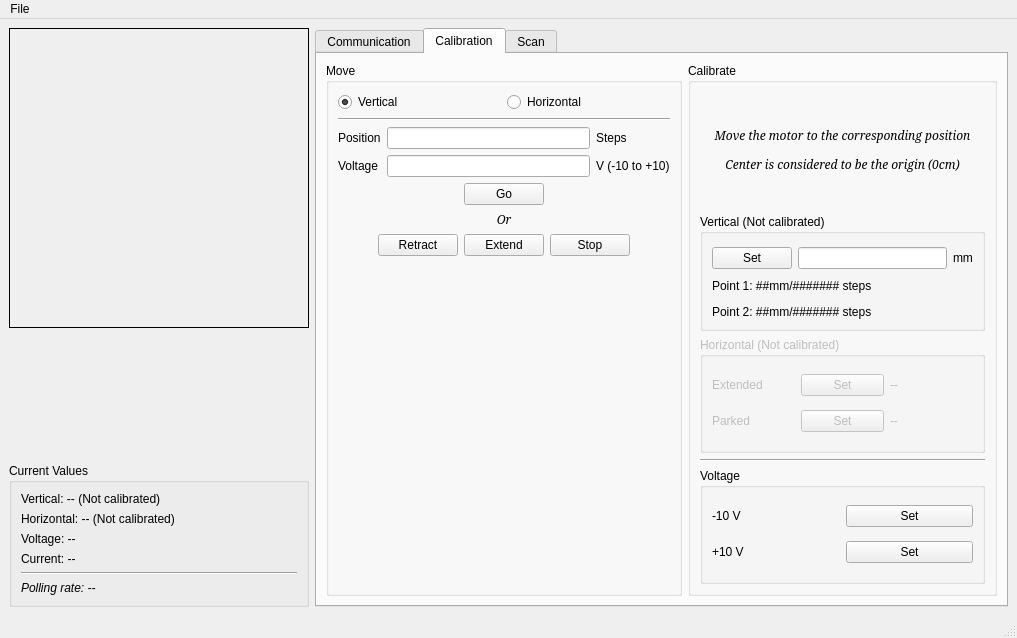
Qt form designer/MainWindow.ui (DanielWinklehner/emittance-scanner-daq) before a commit.
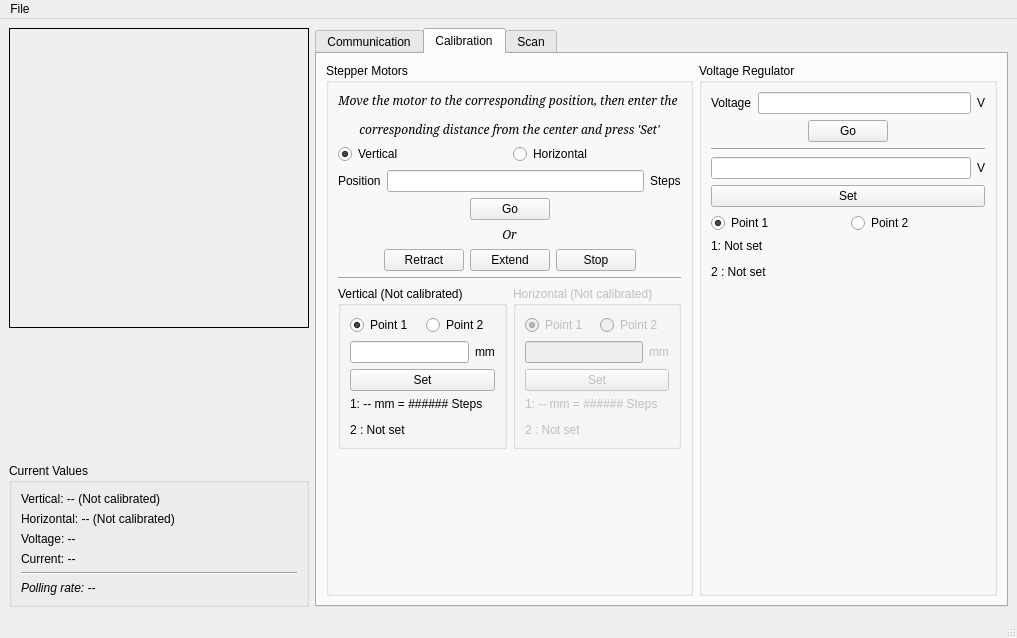
The same form after that commit. The open tabs and pages were chosen to show the change. Icons and pictures are not drawn.

Patch:
```diff
--- a/designer/MainWindow.ui
+++ b/designer/MainWindow.ui
@@ -453,9 +453,25 @@
         <item>
          <widget class="QGroupBox" name="groupBox">
           <property name="title">
-           <string>Move</string>
+           <string>Stepper Motors</string>
           </property>
           <layout class="QVBoxLayout" name="verticalLayout_3">
+           <item>
+            <widget class="QLabel" name="label_55">
+             <property name="font">
+              <font>
+               <family>MS Serif</family>
+               <italic>true</italic>
+              </font>
+             </property>
+             <property name="text">
+              <string>&lt;html&gt;&lt;head/&gt;&lt;body&gt;&lt;p&gt;Move the motor to the corresponding position, then enter the &lt;/p&gt;&lt;p&gt;corresponding distance from the center and press 'Set'&lt;/p&gt;&lt;/body&gt;&lt;/html&gt;</string>
+             </property>
+             <property name="alignment">
+              <set>Qt::AlignCenter</set>
+             </property>
+            </widget>
+           </item>
            <item>
             <layout class="QHBoxLayout" name="horizontalLayout">
              <item>
@@ -478,42 +494,15 @@
             </layout>
            </item>
            <item>
-            <widget class="Line" name="line_3">
-             <property name="orientation">
-              <enum>Qt::Horizontal</enum>
-             </property>
-            </widget>
-           </item>
+            <layout class="QHBoxLayout" name="horizontalLayout_31">
            <item>
-            <layout class="QGridLayout" name="gridLayout_2">
-             <item row="1" column="0">
-              <widget class="QLabel" name="label_20">
-               <property name="text">
-                <string>Voltage</string>
-               </property>
-              </widget>
-             </item>
-             <item row="0" column="0">
               <widget class="QLabel" name="label_19">
                <property name="text">
                 <string>Position</string>
                </property>
               </widget>
              </item>
-             <item row="1" column="1">
-              <widget class="QLineEdit" name="txtMoveV">
-               <property name="text">
-                <string/>
-               </property>
-               <property name="maxLength">
-                <number>20</number>
-               </property>
-               <property name="alignment">
-                <set>Qt::AlignCenter</set>
-               </property>
-              </widget>
-             </item>
-             <item row="0" column="1">
+             <item>
               <widget class="QLineEdit" name="txtMovePos">
                <property name="text">
                 <string/>
@@ -526,20 +515,13 @@
                </property>
               </widget>
              </item>
-             <item row="0" column="2">
+             <item>
               <widget class="QLabel" name="label_24">
                <property name="text">
                 <string>Steps</string>
                </property>
               </widget>
              </item>
-             <item row="1" column="2">
-              <widget class="QLabel" name="label_25">
-               <property name="text">
-                <string>V (-10 to +10)</string>
-               </property>
-              </widget>
-             </item>
             </layout>
            </item>
            <item>
@@ -647,67 +629,53 @@
             </layout>
            </item>
            <item>
-            <spacer name="verticalSpacer_6">
+            <widget class="Line" name="line_16">
              <property name="orientation">
-              <enum>Qt::Vertical</enum>
+              <enum>Qt::Horizontal</enum>
              </property>
-             <property name="sizeHint" stdset="0">
-              <size>
-               <width>20</width>
-               <height>40</height>
-              </size>
-             </property>
-            </spacer>
-           </item>
-          </layout>
          </widget>
         </item>
         <item>
-         <widget class="QGroupBox" name="groupBox_7">
-          <property name="enabled">
-           <bool>true</bool>
-          </property>
-          <property name="title">
-           <string>Calibrate</string>
-          </property>
-          <layout class="QVBoxLayout" name="verticalLayout_9">
-           <item>
-            <widget class="QLabel" name="label_55">
-             <property name="font">
-              <font>
-               <family>MS Serif</family>
-               <italic>true</italic>
-              </font>
-             </property>
-             <property name="text">
-              <string>&lt;html&gt;&lt;head/&gt;&lt;body&gt;&lt;p&gt;Move the motor to the corresponding position&lt;/p&gt;&lt;p&gt;Center is considered to be the origin (0cm)&lt;/p&gt;&lt;/body&gt;&lt;/html&gt;</string>
-             </property>
-             <property name="alignment">
-              <set>Qt::AlignCenter</set>
-             </property>
-            </widget>
-           </item>
+            <layout class="QHBoxLayout" name="horizontalLayout_33">
            <item>
             <widget class="QGroupBox" name="gbVCalib">
              <property name="title">
               <string>Vertical (Not calibrated)</string>
              </property>
-             <layout class="QVBoxLayout" name="verticalLayout_23">
+               <layout class="QVBoxLayout" name="verticalLayout_9">
+                <item>
+                 <layout class="QHBoxLayout" name="horizontalLayout_35">
+                  <item>
+                   <widget class="QRadioButton" name="rbVCalibPt1">
+                    <property name="text">
+                     <string>Point 1</string>
+                    </property>
+                    <property name="checked">
+                     <bool>true</bool>
+                    </property>
+                   </widget>
+                  </item>
+                  <item>
+                   <widget class="QRadioButton" name="rbVCalibPt2">
+                    <property name="text">
+                     <string>Point 2</string>
+                    </property>
+                    <property name="checked">
+                     <bool>false</bool>
+                    </property>
+                   </widget>
+                  </item>
+                 </layout>
+                </item>
               <item>
                <layout class="QHBoxLayout" name="horizontalLayout_28">
                 <item>
-                 <widget class="QPushButton" name="btnVExtend">
-                  <property name="enabled">
-                   <bool>true</bool>
-                  </property>
-                  <property name="text">
-                   <string>Set</string>
+                   <widget class="QLineEdit" name="txtVCalib">
+                    <property name="alignment">
+                     <set>Qt::AlignCenter</set>
                   </property>
                  </widget>
                 </item>
-                <item>
-                 <widget class="QLineEdit" name="lineEdit_4"/>
-                </item>
                 <item>
                  <widget class="QLabel" name="label_47">
                   <property name="text">
@@ -718,9 +686,19 @@
                </layout>
               </item>
               <item>
-               <widget class="QLabel" name="label_44">
+                 <widget class="QPushButton" name="btnVCalibSet">
+                  <property name="enabled">
+                   <bool>true</bool>
+                  </property>
                 <property name="text">
-                 <string>&lt;html&gt;&lt;head/&gt;&lt;body&gt;&lt;p&gt;Point 1: ##mm/####### steps&lt;/p&gt;&lt;p&gt;Point 2: ##mm/####### steps&lt;/p&gt;&lt;/body&gt;&lt;/html&gt;</string>
+                   <string>Set</string>
+                  </property>
+                 </widget>
+                </item>
+                <item>
+                 <widget class="QLabel" name="lblVCalib">
+                  <property name="text">
+                   <string>&lt;html&gt;&lt;head/&gt;&lt;body&gt;&lt;p&gt;1: -- mm = ###### Steps&lt;/p&gt;&lt;p&gt;2 : Not set&lt;/p&gt;&lt;/body&gt;&lt;/html&gt;</string>
                 </property>
                </widget>
               </item>
@@ -735,26 +713,51 @@
              <property name="title">
               <string>Horizontal (Not calibrated)</string>
              </property>
-             <layout class="QGridLayout" name="gridLayout_8">
-              <item row="0" column="0">
-               <widget class="QLabel" name="label_51">
+               <layout class="QVBoxLayout" name="verticalLayout_23">
+                <item>
+                 <layout class="QHBoxLayout" name="horizontalLayout_36">
+                  <item>
+                   <widget class="QRadioButton" name="rbHCalibPt1">
                 <property name="text">
-                 <string>Extended</string>
-                </property>
-               </widget>
-              </item>
-              <item row="0" column="1">
-               <widget class="QPushButton" name="btnHExtend">
-                <property name="enabled">
+                     <string>Point 1</string>
+                    </property>
+                    <property name="checked">
+                     <bool>true</bool>
+                    </property>
+                   </widget>
+                  </item>
+                  <item>
+                   <widget class="QRadioButton" name="rbHCalibPt2">
+                    <property name="text">
+                     <string>Point 2</string>
+                    </property>
+                    <property name="checked">
                  <bool>false</bool>
                 </property>
+                   </widget>
+                  </item>
+                 </layout>
+                </item>
+                <item>
+                 <layout class="QHBoxLayout" name="horizontalLayout_29">
+                  <item>
+                   <widget class="QLineEdit" name="txtHCalib">
+                    <property name="alignment">
+                     <set>Qt::AlignCenter</set>
+                    </property>
+                   </widget>
+                  </item>
+                  <item>
+                   <widget class="QLabel" name="label_48">
                 <property name="text">
-                 <string>Set</string>
+                     <string>mm</string>
                 </property>
                </widget>
               </item>
-              <item row="1" column="1">
-               <widget class="QPushButton" name="btnHParked">
+                 </layout>
+                </item>
+                <item>
+                 <widget class="QPushButton" name="btnHCalibSet">
                 <property name="enabled">
                  <bool>false</bool>
                 </property>
@@ -763,29 +766,110 @@
                 </property>
                </widget>
               </item>
-              <item row="1" column="0">
-               <widget class="QLabel" name="label_53">
+                <item>
+                 <widget class="QLabel" name="lblHCalib">
                 <property name="text">
-                 <string>Parked</string>
+                   <string>&lt;html&gt;&lt;head/&gt;&lt;body&gt;&lt;p&gt;1: -- mm = ###### Steps&lt;/p&gt;&lt;p&gt;2 : Not set&lt;/p&gt;&lt;/body&gt;&lt;/html&gt;</string>
                 </property>
                </widget>
               </item>
-              <item row="1" column="2">
-               <widget class="QLabel" name="label_54">
+               </layout>
+              </widget>
+             </item>
+            </layout>
+           </item>
+           <item>
+            <spacer name="verticalSpacer_10">
+             <property name="orientation">
+              <enum>Qt::Vertical</enum>
+             </property>
+             <property name="sizeHint" stdset="0">
+              <size>
+               <width>20</width>
+               <height>40</height>
+              </size>
+             </property>
+            </spacer>
+           </item>
+          </layout>
+         </widget>
+        </item>
+        <item>
+         <widget class="QGroupBox" name="groupBox_7">
+          <property name="enabled">
+           <bool>true</bool>
+          </property>
+          <property name="title">
+           <string>Voltage Regulator</string>
+          </property>
+          <layout class="QVBoxLayout" name="verticalLayout_24">
+           <item>
+            <layout class="QHBoxLayout" name="horizontalLayout_30">
+             <item>
+              <widget class="QLabel" name="label_20">
                 <property name="text">
-                 <string>--</string>
+                <string>Voltage</string>
                 </property>
                </widget>
               </item>
-              <item row="0" column="2">
-               <widget class="QLabel" name="label_52">
+             <item>
+              <widget class="QLineEdit" name="txtMoveV">
                 <property name="text">
-                 <string>--</string>
-                </property>
-               </widget>
-              </item>
-             </layout>
-            </widget>
+                <string/>
+               </property>
+               <property name="maxLength">
+                <number>20</number>
+               </property>
+               <property name="alignment">
+                <set>Qt::AlignCenter</set>
+               </property>
+              </widget>
+             </item>
+             <item>
+              <widget class="QLabel" name="label_25">
+               <property name="text">
+                <string>V</string>
+               </property>
+              </widget>
+             </item>
+            </layout>
+           </item>
+           <item>
+            <layout class="QHBoxLayout" name="horizontalLayout_32">
+             <item>
+              <spacer name="horizontalSpacer_25">
+               <property name="orientation">
+                <enum>Qt::Horizontal</enum>
+               </property>
+               <property name="sizeHint" stdset="0">
+                <size>
+                 <width>40</width>
+                 <height>20</height>
+                </size>
+               </property>
+              </spacer>
+             </item>
+             <item>
+              <widget class="QPushButton" name="btnCalibMoveSet_3">
+               <property name="text">
+                <string>Go</string>
+               </property>
+              </widget>
+             </item>
+             <item>
+              <spacer name="horizontalSpacer_26">
+               <property name="orientation">
+                <enum>Qt::Horizontal</enum>
+               </property>
+               <property name="sizeHint" stdset="0">
+                <size>
+                 <width>40</width>
+                 <height>20</height>
+                </size>
+               </property>
+              </spacer>
+             </item>
+            </layout>
            </item>
            <item>
             <widget class="Line" name="line_8">
@@ -795,48 +879,74 @@
             </widget>
            </item>
            <item>
-            <widget class="QGroupBox" name="gbHCalib_2">
-             <property name="enabled">
-              <bool>true</bool>
-             </property>
-             <property name="title">
-              <string>Voltage</string>
-             </property>
-             <layout class="QGridLayout" name="gridLayout_10">
-              <item row="0" column="0">
-               <widget class="QLabel" name="label_58">
+            <layout class="QHBoxLayout" name="horizontalLayout_34">
+             <item>
+              <widget class="QLineEdit" name="txtVolCalib">
+               <property name="alignment">
+                <set>Qt::AlignCenter</set>
+               </property>
+              </widget>
+             </item>
+             <item>
+              <widget class="QLabel" name="label_51">
                 <property name="text">
-                 <string>-10 V</string>
+                <string>V</string>
                 </property>
                </widget>
               </item>
-              <item row="1" column="1">
-               <widget class="QPushButton" name="btnHExtend_2">
-                <property name="enabled">
-                 <bool>true</bool>
-                </property>
+            </layout>
+           </item>
+           <item>
+            <widget class="QPushButton" name="btnVolCalibSet">
                 <property name="text">
                  <string>Set</string>
                 </property>
                </widget>
               </item>
-              <item row="0" column="1">
-               <widget class="QPushButton" name="btnHCenter_2">
+           <item>
+            <layout class="QHBoxLayout" name="horizontalLayout_37">
+             <item>
+              <widget class="QRadioButton" name="rbVolCalibPt1">
                 <property name="text">
-                 <string>Set</string>
-                </property>
-               </widget>
-              </item>
-              <item row="1" column="0">
-               <widget class="QLabel" name="label_60">
+                <string>Point 1</string>
+               </property>
+               <property name="checked">
+                <bool>true</bool>
+               </property>
+              </widget>
+             </item>
+             <item>
+              <widget class="QRadioButton" name="rbVolCalibPt2">
                 <property name="text">
-                 <string>+10 V</string>
-                </property>
+                <string>Point 2</string>
+               </property>
+               <property name="checked">
+                <bool>false</bool>
+               </property>
                </widget>
               </item>
              </layout>
+           </item>
+           <item>
+            <widget class="QLabel" name="lblVolCalib">
+             <property name="text">
+              <string>&lt;html&gt;&lt;head/&gt;&lt;body&gt;&lt;p&gt;1: Not set&lt;/p&gt;&lt;p&gt;2 : Not set&lt;/p&gt;&lt;/body&gt;&lt;/html&gt;</string>
+             </property>
             </widget>
            </item>
+           <item>
+            <spacer name="verticalSpacer_6">
+             <property name="orientation">
+              <enum>Qt::Vertical</enum>
+             </property>
+             <property name="sizeHint" stdset="0">
+              <size>
+               <width>20</width>
+               <height>40</height>
+              </size>
+             </property>
+            </spacer>
+           </item>
           </layout>
          </widget>
         </item>
```
Left out of the diff: 8 changed lines with no effect on the pictures. Lines whose indentation alone changed are shown as unchanged.
